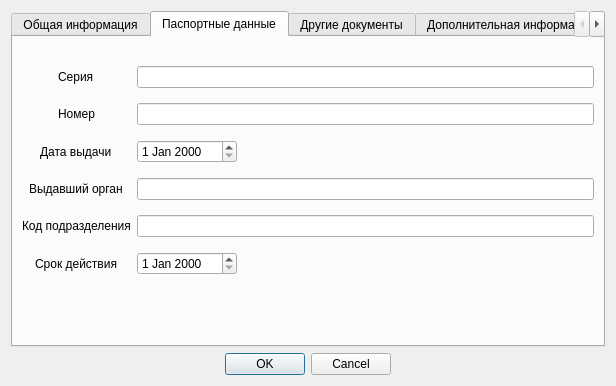
dmitr-fedorov/employees-accounting, file Employees Accounting/src/dialoginsertinfo.ui: the form before one commit.
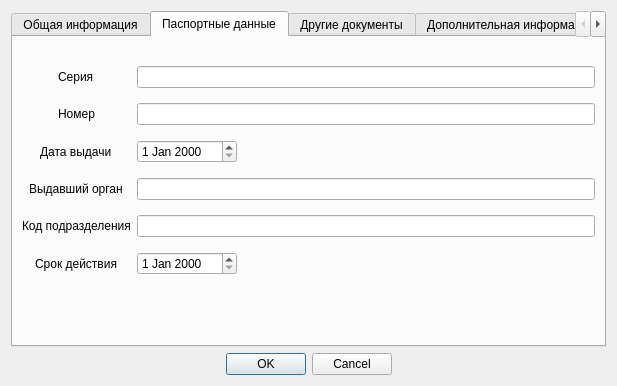
The form after the commit. The open tabs and pages were chosen to show the change.

Commit message: Fix insertion window behavior

```diff
--- a/Employees Accounting/src/dialoginsertinfo.ui
+++ b/Employees Accounting/src/dialoginsertinfo.ui
@@ -6,7 +6,7 @@
    <rect>
     <x>0</x>
     <y>0</y>
-    <width>616</width>
+    <width>617</width>
     <height>386</height>
    </rect>
   </property>
```
Left out of the diff: 2 changed lines with no effect on the pictures. The commit also changes 6 other files.
